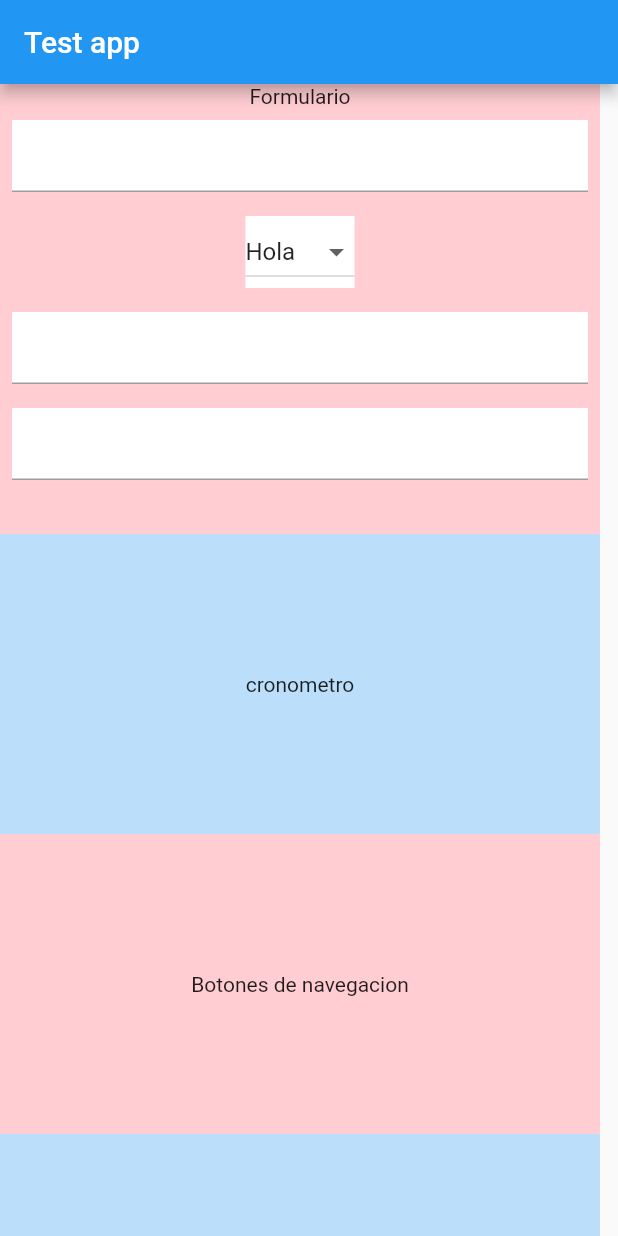
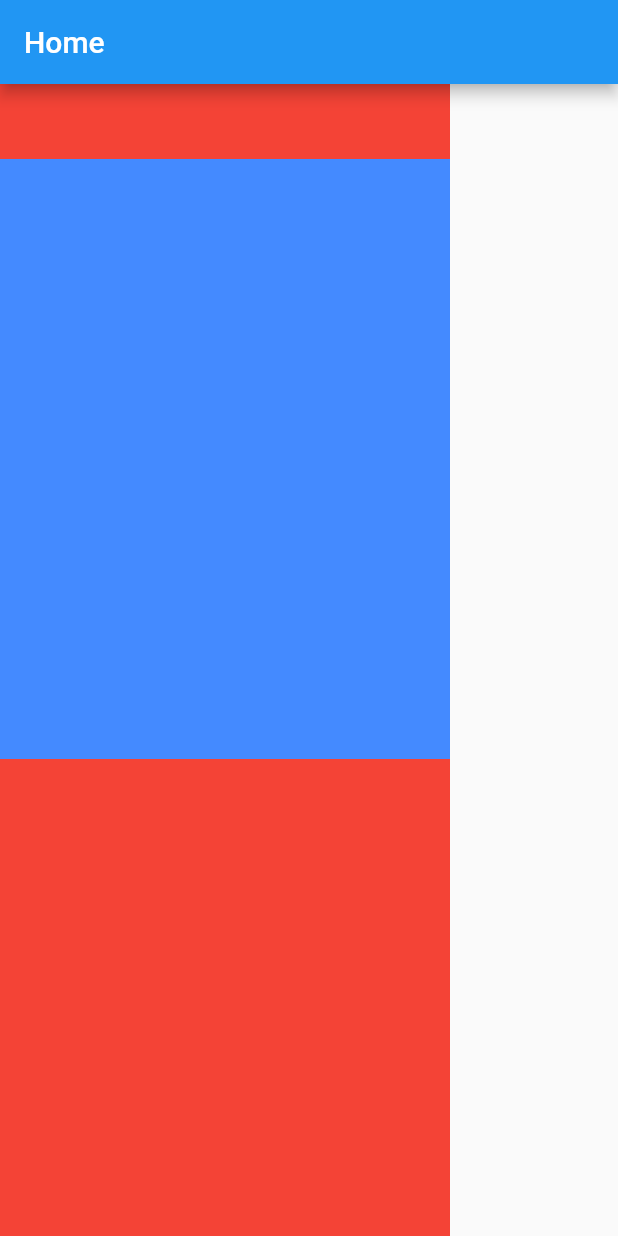
Before and after one commit to fran-cucaita/Flutter-basic-app, a Flutter app: the screen it shows after launch, on a phone screen of 412 x 824 dp. Run offline on Flutter 3.47's test engine with Material 2 defaults, Android fonts, the phone set to English and light mode, and no system bars.

```diff
--- a/test_application/lib/main.dart
+++ b/test_application/lib/main.dart
@@ -1,104 +1,121 @@
 import 'package:flutter/material.dart';
+import 'package:test_application/pages/home_page.dart';
+import 'package:test_application/routes/routes.dart';
 
 void main() {
   runApp(const MyApp());
 }
 
-class MyApp extends StatefulWidget {
+class MyApp extends StatelessWidget {
   const MyApp({Key? key}) : super(key: key);
 
-  static const String _title = 'Test app';
-
-  @override
-  State<MyApp> createState() => _MyAppState();
-}
-
-final List<String> _filtro = ['Hola', 'Doble', 'Simple'];
-var startfiltro = _filtro[0];
-//String startfiltro = "";
-
-class _MyAppState extends State<MyApp> {
   @override
   Widget build(BuildContext context) {
     return MaterialApp(
-      home: Scaffold(
-        appBar: AppBar(
-          title: Text(MyApp._title),
-        ),
-        body: SingleChildScrollView(
-          child: Column(
-            children: [
-              Container(
-                height: 300,
-                width: 400,
-                color: Colors.red[100],
-                child: Column(
-                  children: [
-                    Text('Formulario'),
-                    Container(
-                      margin: EdgeInsets.all(8),
-                      color: Colors.white,
-                      child: TextField(
-                        onChanged: (value) {
-                          print(value);
-                        },
-                      ),
-                    ),
-                    Container(
-                        margin: EdgeInsets.all(8),
-                        color: Colors.white,
-                        child: DropdownButton<String>(
-                          value: startfiltro,
-                          items: _filtro.map((m) {
-                            return DropdownMenuItem<String>(
-                              value: m,
-                              child: Text(m),
-                            );
-                          }).toList(),
-                          onChanged: (value) {
-                            print(value);
-                            startfiltro = value.toString();
-                            setState(() {});
-                          },
-                        )),
-                    Container(
-                      margin: EdgeInsets.all(8),
-                      color: Colors.white,
-                      child: TextField(),
-                    ),
-                    Container(
-                      margin: EdgeInsets.all(8),
-                      color: Colors.white,
-                      child: TextField(),
-                    ),
-                  ],
-                ),
-              ),
-              Container(
-                height: 200,
-                width: 400,
-                color: Colors.blue[100],
-                child: Center(child: Text('cronometro')),
-              ),
-              Container(
-                height: 200,
-                width: 400,
-                color: Colors.red[100],
-                child: Center(child: Text('Botones de navegacion')),
-              ),
-              Container(
-                height: 200,
-                width: 400,
-                color: Colors.blue[100],
-                child: Center(child: Text('informacion')),
-              ),
-            ],
-          ),
-        ),
-      ),
+      title: "Coffee App",
+      home: HomePage(),
     );
   }
 }
+
+
+
+
+// class MyApp extends StatefulWidget {
+//   const MyApp({Key? key}) : super(key: key);
+
+//   static const String _title = 'Test app';
+
+//   @override
+//   State<MyApp> createState() => _MyAppState();
+// }
+
+// final List<String> _filtro = ['Hola', 'Doble', 'Simple'];
+// var startfiltro = _filtro[0];
+// //String startfiltro = "";
+
+// class _MyAppState extends State<MyApp> {
+//   @override
+//   Widget build(BuildContext context) {
+//     return MaterialApp(
+//       home: Scaffold(
+//         appBar: AppBar(
+//           title: Text(MyApp._title),
+//         ),
+//         body: SingleChildScrollView(
+//           child: Column(
+//             children: [
+//               Container(
+//                 height: 300,
+//                 width: 400,
+//                 color: Colors.red[100],
+//                 child: Column(
+//                   children: [
+//                     Text('Formulario'),
+//                     Container(
+//                       margin: EdgeInsets.all(8),
+//                       color: Colors.white,
+//                       child: TextField(
+//                         onChanged: (value) {
+//                           print(value);
+//                         },
+//                       ),
+//                     ),
+//                     Container(
+//                         margin: EdgeInsets.all(8),
+//                         color: Colors.white,
+//                         child: DropdownButton<String>(
+//                           value: startfiltro,
+//                           items: _filtro.map((m) {
+//                             return DropdownMenuItem<String>(
+//                               value: m,
+//                               child: Text(m),
+//                             );
+//                           }).toList(),
+//                           onChanged: (value) {
+//                             print(value);
+//                             startfiltro = value.toString();
+//                             setState(() {});
+//                           },
+//                         )),
+//                     Container(
+//                       margin: EdgeInsets.all(8),
+//                       color: Colors.white,
+//                       child: TextField(),
+//                     ),
+//                     Container(
+//                       margin: EdgeInsets.all(8),
+//                       color: Colors.white,
+//                       child: TextField(),
+//                     ),
+//                   ],
+//                 ),
+//               ),
+//               Container(
+//                 height: 200,
+//                 width: 400,
+//                 color: Colors.blue[100],
+//                 child: Center(child: Text('cronometro')),
+//               ),
+//               Container(
+//                 height: 200,
+//                 width: 400,
+//                 color: Colors.red[100],
+//                 child: Center(child: Text('Botones de navegacion')),
+//               ),
+//               Container(
+//                 height: 200,
+//                 width: 400,
+//                 color: Colors.blue[100],
+//                 child: Center(child: Text('informacion')),
+//               ),
+//             ],
+//           ),
+//         ),
+//       ),
+//     );
+//   }
+// }
 
 
 
--- /dev/null
+++ b/test_application/lib/pages/home_page.dart
@@ -0,0 +1,49 @@
+import 'package:flutter/material.dart';
+import 'package:test_application/pages/details_page.dart';
+import 'package:test_application/routes/routes.dart';
+
+class HomePage extends StatelessWidget {
+  const HomePage({Key? key}) : super(key: key);
+
+  static const String ROUTE = '/home';
+
+  @override
+  Widget build(BuildContext context) {
+    return Scaffold(
+      appBar: AppBar(
+        title: Text('Home'),
+      ),
+      body: SingleChildScrollView(
+        child: Column(
+          children: [
+            Container(
+              height: 50,
+              width: 300,
+              color: Colors.red,
+            ),
+            Container(
+              height: 400,
+              width: 300,
+              color: Colors.blueAccent,
+            ),
+            Container(
+              height: 400,
+              width: 300,
+              color: Colors.red,
+            ),
+            ElevatedButton(
+              onPressed: () {
+                Navigator.push(
+                    context,
+                    MaterialPageRoute(
+                      builder: (context) => (DetailsPage()),
+                    ));
+              },
+              child: Text('Detalles'),
+            ),
+          ],
+        ),
+      ),
+    );
+  }
+}
--- /dev/null
+++ b/test_application/lib/routes/routes.dart
@@ -0,0 +1,5 @@
+abstract class Routes {
+  static const Splash = '/splash';
+  static const Home = '/home';
+  static const Detail = '/details';
+}
--- a/test_application/pubspec.yaml
+++ b/test_application/pubspec.yaml
@@ -58,8 +58,8 @@ flutter:
   uses-material-design: true
 
   # To add assets to your application, add an assets section, like this:
-  # assets:
-  #   - images/a_dot_burr.jpeg
+  assets:
+     - lib/assets/
   #   - images/a_dot_ham.jpeg
 
   # An image asset can refer to one or more resolution-specific "variants", see
```
Also changed, not shown: test_application/lib/pages/details_page.dart (added, +49 -0 lines), test_application/lib/widgets/calibrate_widget.dart (added, +95 -0 lines), test_application/lib/widgets/cronometro.dart (added, +20 -0 lines), test_application/lib/assets/cafe.jpg (added), 1 other file.
